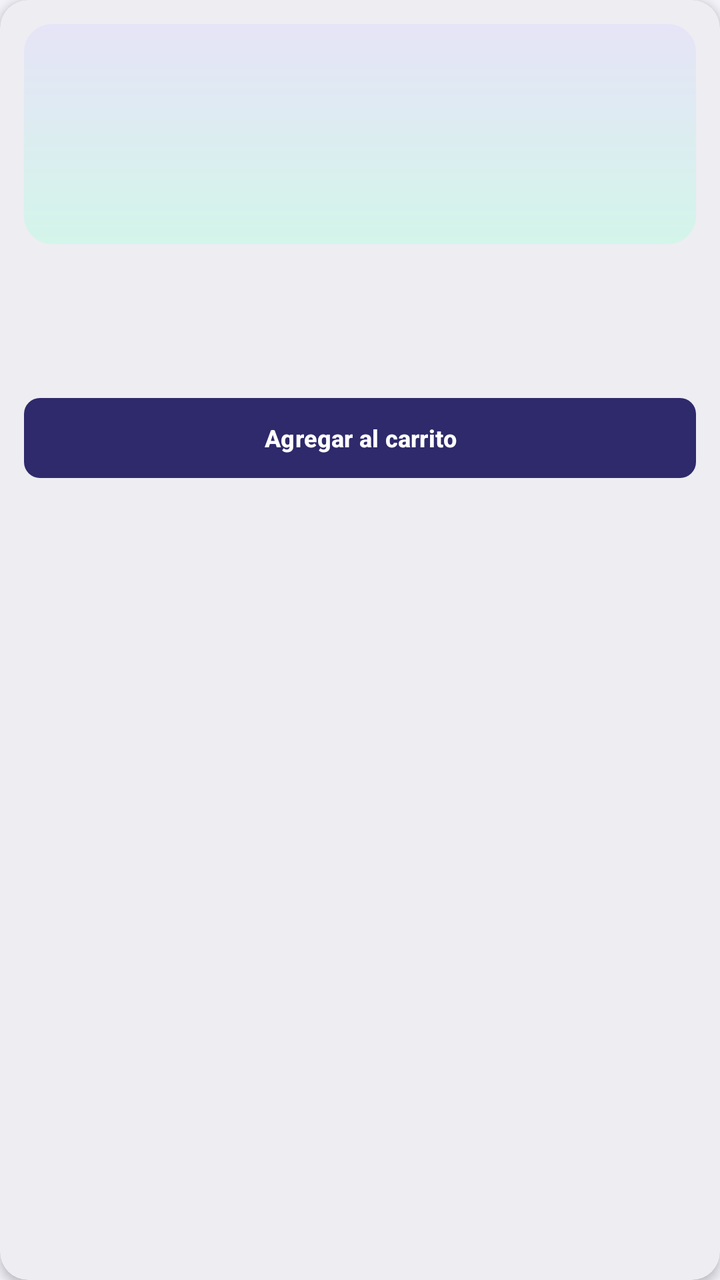
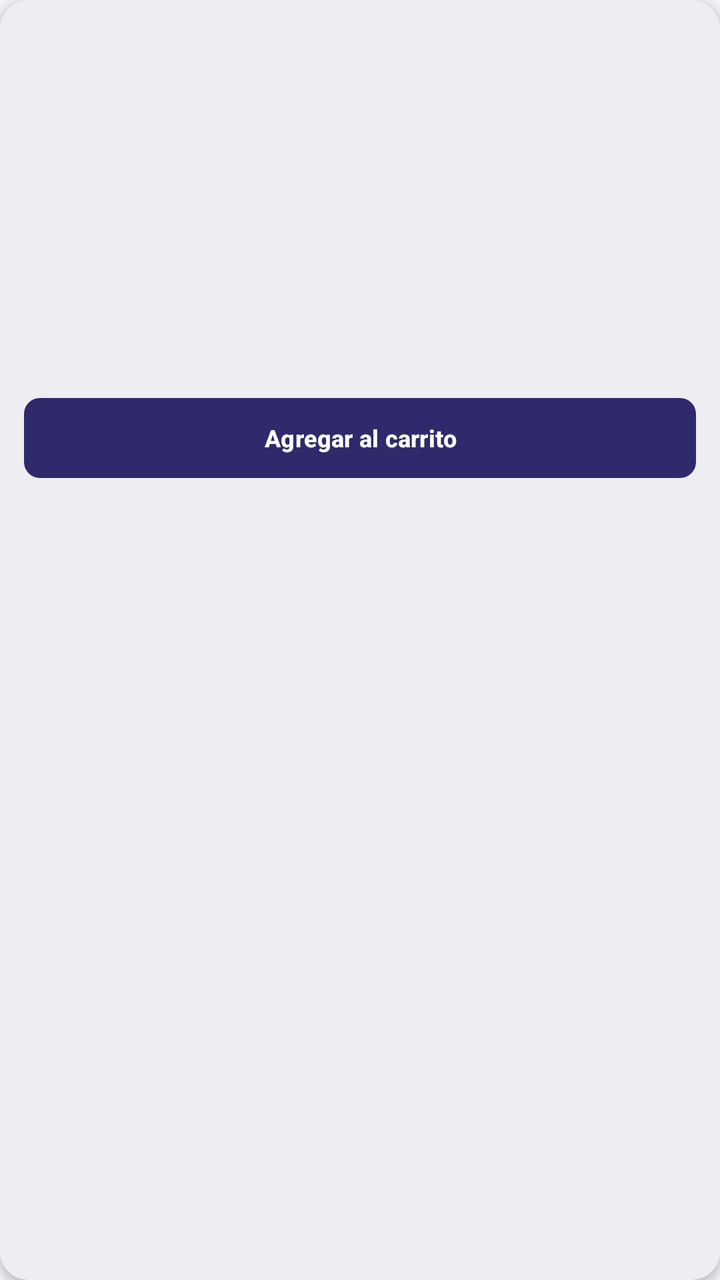

Compare the two renders of this Android layout. The source of the first and the diff that turns it into the second are given below.
<!-- AndroidManifest.xml: application theme Theme.TechNova -->
<!-- res/layout/item_product_grid.xml -->
<?xml version="1.0" encoding="utf-8"?>
<com.google.android.material.card.MaterialCardView xmlns:android="http://schemas.android.com/apk/res/android"
    android:layout_width="match_parent"
    android:layout_height="wrap_content"
    android:layout_margin="@dimen/space_xs"
    android:clickable="true"
    android:focusable="true">

    <LinearLayout
        android:layout_width="match_parent"
        android:layout_height="wrap_content"
        android:orientation="vertical"
        android:padding="@dimen/space_m">

        <ImageView
            android:id="@+id/ivProduct"
            android:layout_width="match_parent"
            android:layout_height="@dimen/product_image_grid"
            android:background="@drawable/bg_product_image"
            android:contentDescription="@string/cd_product_image"
            android:padding="@dimen/space_xl" />

        <TextView
            android:id="@+id/tvName"
            style="@style/Text.TechNova.Subtitle"
            android:layout_width="match_parent"
            android:layout_height="wrap_content"
            android:layout_marginTop="@dimen/space_s"
            android:ellipsize="end"
            android:maxLines="1"
            android:textSize="@dimen/text_body" />

        <TextView
            android:id="@+id/tvRating"
            style="@style/Text.TechNova.Caption"
            android:layout_width="wrap_content"
            android:layout_height="wrap_content"
            android:textColor="@color/tn_amber" />

        <TextView
            android:id="@+id/tvPrice"
            style="@style/Text.TechNova.Price"
            android:layout_width="wrap_content"
            android:layout_height="wrap_content" />

        <com.google.android.material.button.MaterialButton
            android:id="@+id/btnAddCart"
            style="@style/Widget.TechNova.Button.Small"
            android:layout_width="match_parent"
            android:layout_height="wrap_content"
            android:layout_marginTop="@dimen/space_s"
            android:text="@string/btn_add_cart"
            android:textSize="@dimen/text_caption" />
    </LinearLayout>
</com.google.android.material.card.MaterialCardView>
<!-- resources referenced by this layout -->
<resources>
  <color name="tn_amber">#FFB020</color>
  <dimen name="product_image_grid">110dp</dimen>
  <dimen name="space_m">12dp</dimen>
  <dimen name="space_s">8dp</dimen>
  <dimen name="space_xl">24dp</dimen>
  <dimen name="space_xs">4dp</dimen>
  <dimen name="text_body">14sp</dimen>
  <dimen name="text_caption">12sp</dimen>
  <!-- drawable bg_product_image (drawable) -->
  <?xml version="1.0" encoding="utf-8"?>
  <shape xmlns:android="http://schemas.android.com/apk/res/android" android:shape="rectangle">
      <gradient
          android:angle="270"
          android:endColor="@color/tn_mint_light"
          android:startColor="@color/tn_indigo_light" />
      <corners android:radius="@dimen/radius_m" />
  </shape>
  <string name="btn_add_cart">Agregar al carrito</string>
  <string name="cd_product_image">Imagen del producto</string>
  <style name="Text.TechNova.Caption" parent="TextAppearance.Material3.BodySmall">
          <item name="android:textSize">@dimen/text_caption</item>
          <item name="android:textColor">@color/tn_text_secondary</item>
      </style>
  <style name="Text.TechNova.Price" parent="TextAppearance.Material3.TitleMedium">
          <item name="android:textSize">@dimen/text_subtitle</item>
          <item name="android:textColor">@color/tn_coral</item>
          <item name="android:textStyle">bold</item>
      </style>
  <style name="Text.TechNova.Subtitle" parent="TextAppearance.Material3.TitleSmall">
          <item name="android:textSize">@dimen/text_subtitle</item>
          <item name="android:textColor">@color/tn_text_primary</item>
          <item name="android:textStyle">bold</item>
      </style>
  <style name="Widget.TechNova.Button.Small">
          <item name="android:minHeight">@dimen/touch_min</item>
          <item name="android:textSize">@dimen/text_body</item>
          <item name="cornerRadius">@dimen/radius_s</item>
      </style>
  <color name="tn_mint_light">#D3F5EA</color>
  <color name="tn_indigo_light">#E6E4F7</color>
  <dimen name="radius_m">14dp</dimen>
  <color name="tn_text_secondary">#5F6077</color>
  <dimen name="text_subtitle">16sp</dimen>
  <color name="tn_coral">#FF6B4A</color>
  <color name="tn_text_primary">#1A1A2E</color>
  <dimen name="touch_min">48dp</dimen>
  <dimen name="radius_s">8dp</dimen>
  <color name="tn_indigo">#2E2A6B</color>
  <color name="tn_white">#FFFFFF</color>
  <color name="tn_mint">#12B886</color>
  <color name="tn_status_error">#E5484D</color>
  <color name="tn_background">#F4F3FA</color>
  <color name="tn_surface">#FFFFFF</color>
  <color name="tn_divider">#DCDBE8</color>
  <color name="tn_indigo_dark">#1C1945</color>
  <style name="Widget.TechNova.Button" parent="Widget.Material3.Button">
          <item name="android:minHeight">@dimen/button_height</item>
          <item name="cornerRadius">@dimen/radius_m</item>
          <item name="backgroundTint">@color/tn_indigo</item>
          <item name="android:textColor">@color/tn_white</item>
          <item name="android:textAllCaps">false</item>
          <item name="android:textSize">@dimen/text_subtitle</item>
          <item name="android:textStyle">bold</item>
      </style>
  <style name="Widget.TechNova.TextInput" parent="Widget.Material3.TextInputLayout.OutlinedBox">
          <item name="boxCornerRadiusTopStart">@dimen/radius_m</item>
          <item name="boxCornerRadiusTopEnd">@dimen/radius_m</item>
          <item name="boxCornerRadiusBottomStart">@dimen/radius_m</item>
          <item name="boxCornerRadiusBottomEnd">@dimen/radius_m</item>
          <item name="boxStrokeColor">@color/tn_indigo</item>
          <item name="hintTextColor">@color/tn_indigo</item>
      </style>
  <style name="Widget.TechNova.Card" parent="Widget.Material3.CardView.Elevated">
          <item name="cardCornerRadius">@dimen/radius_m</item>
          <item name="cardElevation">@dimen/card_elevation</item>
          <item name="cardBackgroundColor">@color/tn_surface</item>
      </style>
  <dimen name="button_height">52dp</dimen>
  <dimen name="card_elevation">3dp</dimen>
  <!-- unchanged entries left out for length: 1 -->
</resources>

<!-- the commit's change to res/layout/item_product_grid.xml (unified diff, before → after) -->
@@ -1,5 +1,6 @@
 <?xml version="1.0" encoding="utf-8"?>
 <com.google.android.material.card.MaterialCardView xmlns:android="http://schemas.android.com/apk/res/android"
+    xmlns:app="http://schemas.android.com/apk/res-auto"
     android:layout_width="match_parent"
     android:layout_height="wrap_content"
     android:layout_margin="@dimen/space_xs"
@@ -12,13 +13,13 @@
         android:orientation="vertical"
         android:padding="@dimen/space_m">
 
-        <ImageView
+        <com.google.android.material.imageview.ShapeableImageView
             android:id="@+id/ivProduct"
             android:layout_width="match_parent"
             android:layout_height="@dimen/product_image_grid"
-            android:background="@drawable/bg_product_image"
             android:contentDescription="@string/cd_product_image"
-            android:padding="@dimen/space_xl" />
+            android:scaleType="centerCrop"
+            app:shapeAppearanceOverlay="@style/ShapeAppearance.TechNova.Photo" />
 
         <TextView
             android:id="@+id/tvName"
<!-- resource entries referenced after the edit -->
@@ -4,21 +4,15 @@
   <dimen name="product_image_grid">110dp</dimen>
   <dimen name="space_m">12dp</dimen>
   <dimen name="space_s">8dp</dimen>
-  <dimen name="space_xl">24dp</dimen>
   <dimen name="space_xs">4dp</dimen>
   <dimen name="text_body">14sp</dimen>
   <dimen name="text_caption">12sp</dimen>
-  <!-- drawable bg_product_image (drawable) -->
-  <?xml version="1.0" encoding="utf-8"?>
-  <shape xmlns:android="http://schemas.android.com/apk/res/android" android:shape="rectangle">
-      <gradient
-          android:angle="270"
-          android:endColor="@color/tn_mint_light"
-          android:startColor="@color/tn_indigo_light" />
-      <corners android:radius="@dimen/radius_m" />
-  </shape>
   <string name="btn_add_cart">Agregar al carrito</string>
   <string name="cd_product_image">Imagen del producto</string>
+  <style name="ShapeAppearance.TechNova.Photo" parent="">
+          <item name="cornerFamily">rounded</item>
+          <item name="cornerSize">@dimen/radius_m</item>
+      </style>
   <style name="Text.TechNova.Caption" parent="TextAppearance.Material3.BodySmall">
           <item name="android:textSize">@dimen/text_caption</item>
           <item name="android:textColor">@color/tn_text_secondary</item>
